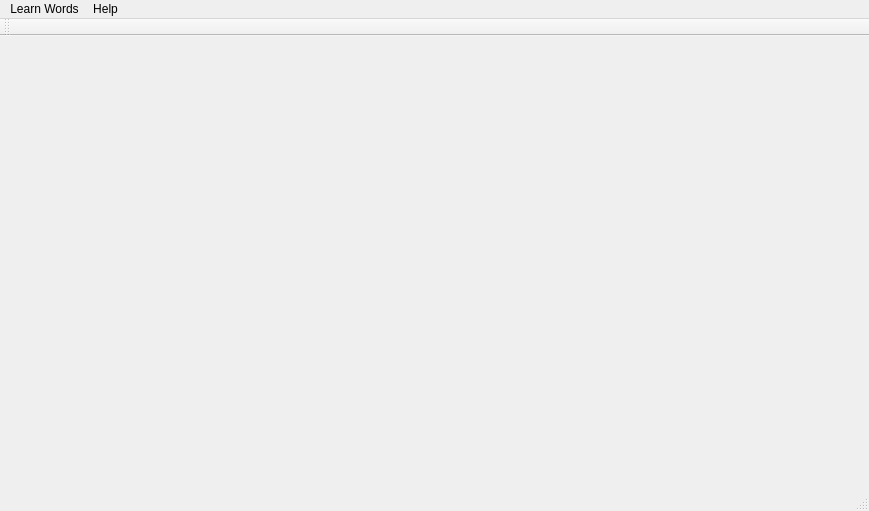
Before: the Qt Designer form Wordsmart/Wordsmart/wordsmart.ui in kev0960/Wordsmart, drawn with Qt 5.
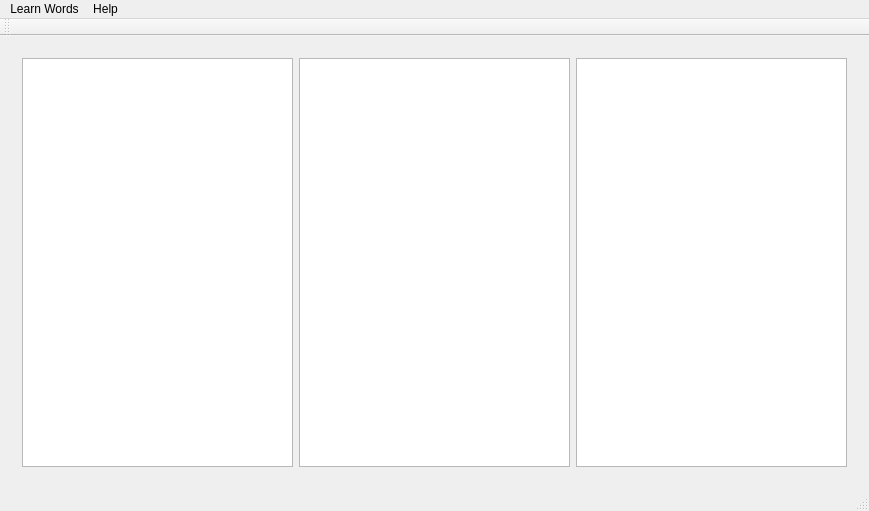
After: the same form once the commit is applied. The open tabs and pages were chosen to show the change.

Commit message: Now download from web is available. It will asynchronously download words from the wordsmart online server (at most 3 words once- 6 threads due to QNetworkAccessManager limit)

Diff of the .ui file:
```diff
--- a/Wordsmart/Wordsmart/wordsmart.ui
+++ b/Wordsmart/Wordsmart/wordsmart.ui
@@ -99,7 +99,19 @@
         </item>
        </layout>
       </widget>
-      <widget class="QWidget" name="page_3"/>
+      <widget class="QWidget" name="page_3">
+       <layout class="QHBoxLayout" name="horizontalLayout_2">
+        <item>
+         <widget class="QListWidget" name="listWidget_3"/>
+        </item>
+        <item>
+         <widget class="QListWidget" name="listWidget_4"/>
+        </item>
+        <item>
+         <widget class="QListWidget" name="listWidget_5"/>
+        </item>
+       </layout>
+      </widget>
      </widget>
     </item>
    </layout>
```
Left out of the diff: 23 changed lines with no effect on the pictures. The commit also changes 23 other files.
